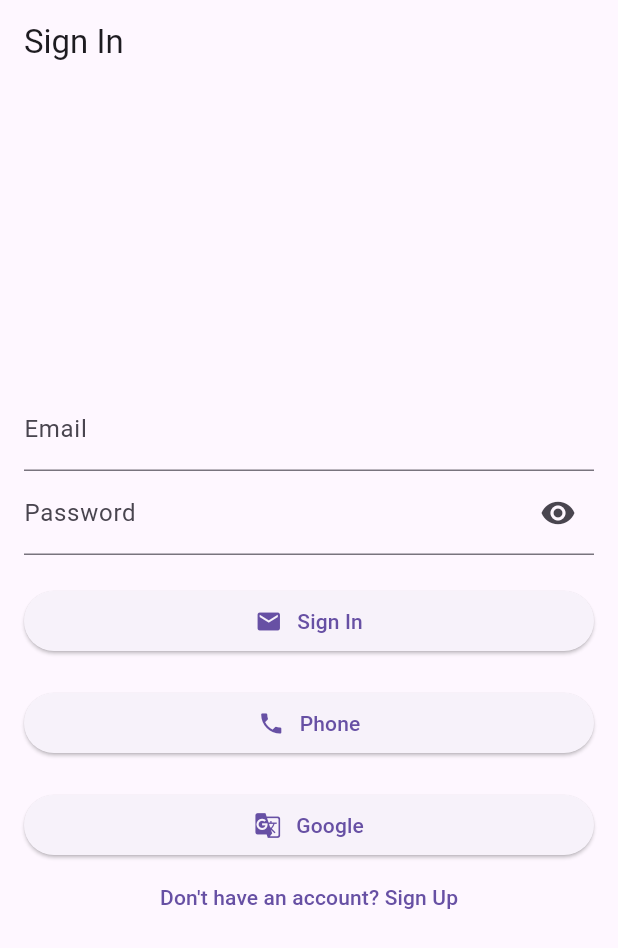
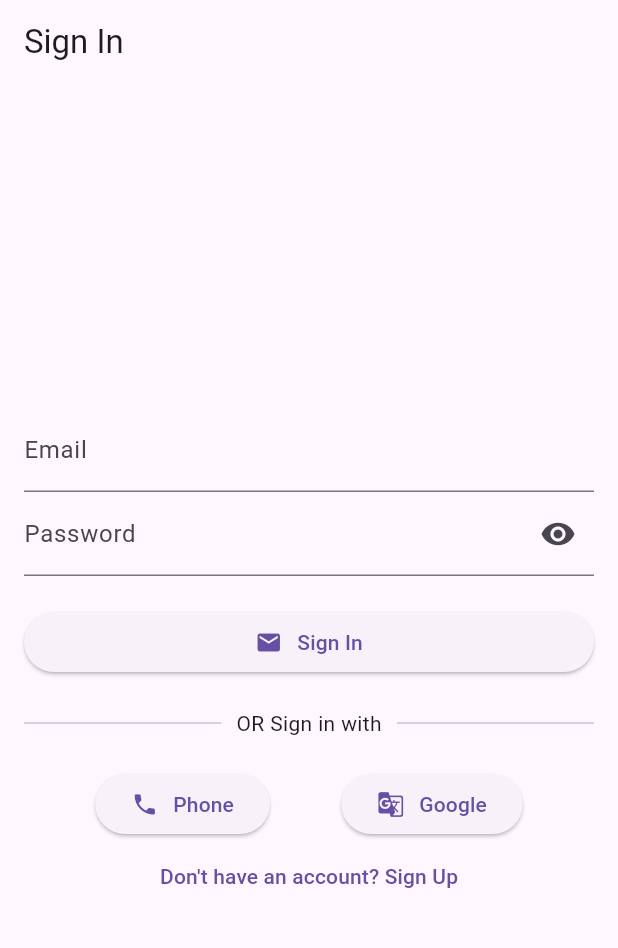
Before and after one commit to youssefbakry22/Cloud-Computing, a Flutter app: the screen it shows after launch, on a phone screen of 412 x 824 dp. Shown: the top 948 px of the screen. Run offline on Flutter 3.47's test engine with Material 3 defaults, Android fonts, the phone set to English and light mode, and no system bars; our stand-ins replace cloud_firestore, firebase_auth, firebase_core, firebase_database, firebase_messaging, flutter_local_notifications and 1 more; accounts and stored records are empty.

Commit message:
small change in sign in screen

```diff
--- a/lib/sign_in_screen.dart
+++ b/lib/sign_in_screen.dart
@@ -107,6 +107,22 @@ class _SignInScreenState extends State<SignInScreen> {
             ),
 
             SizedBox(height: 20),
+            const Row(
+              children: [
+                Expanded(child: Divider()), // Left line
+                Padding(
+                  padding: EdgeInsets.symmetric(horizontal: 10),
+                  child: Text('OR Sign in with'),
+                ),
+                Expanded(child: Divider()), // Right line
+              ],
+            ),
+
+            SizedBox(height: 20),
+            Row(
+              // make space between buttons only
+              mainAxisAlignment: MainAxisAlignment.spaceEvenly,
+              children: [
                 ElevatedButton(
                   onPressed: () {
                     Navigator.push(
@@ -124,7 +140,6 @@ class _SignInScreenState extends State<SignInScreen> {
                   ),
                 ),
 
-            SizedBox(height: 20),
                 ElevatedButton(
                   onPressed: () => googleAuth(context),
                   child: const Row(
@@ -135,6 +150,8 @@ class _SignInScreenState extends State<SignInScreen> {
                       Text('Google'),
                     ],
                   ),
+                ),
+              ],
             ),
 
             TextButton(
```
Lines whose indentation alone changed are shown as unchanged.
